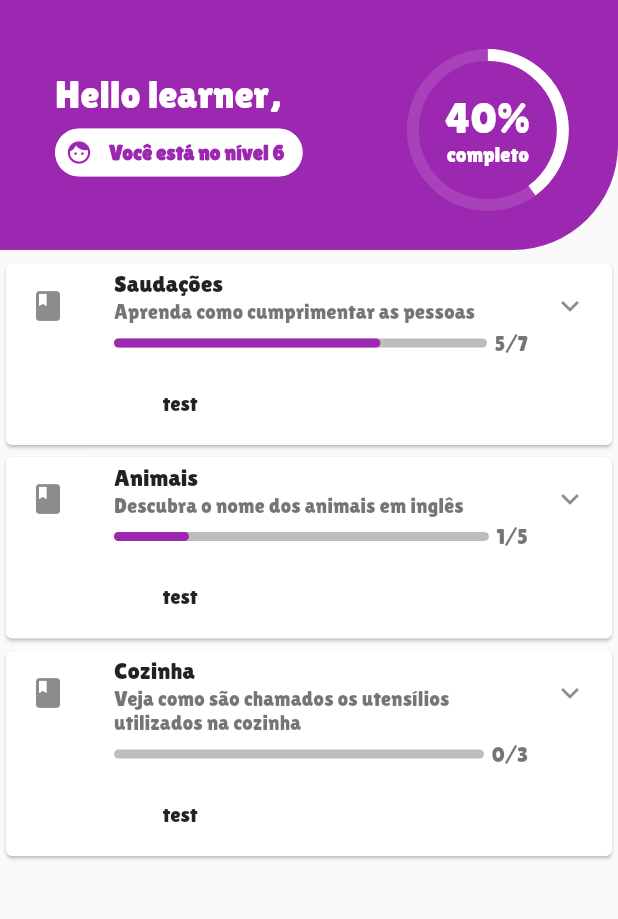
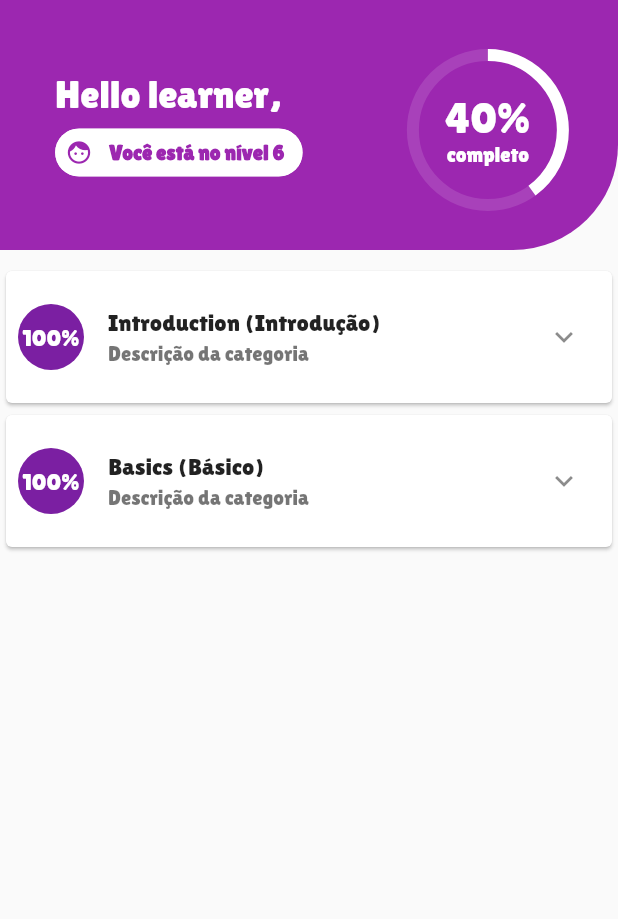
Before and after one commit to igorvidottof/izi_english_now, a Flutter app: the screen it shows after launch, on a phone screen of 412 x 824 dp, the part 59-978 px from its top. Run offline on Flutter 3.47's test engine with Material 2 defaults, Android fonts, the phone set to English and light mode, and no system bars; our stand-ins replace flutter_mobx, get_it, mobx, sqflite; accounts and stored records are empty; generated files the repository leaves out were written again.

Commit message:
add deck screen

```diff
--- a/lib/data/decks_data.dart
+++ b/lib/data/decks_data.dart
@@ -1,7 +1,9 @@
 import 'package:izi_english_now/data/questions.dart';
 import 'package:izi_english_now/models/deck.dart';
+import 'package:izi_english_now/models/deck_category.dart';
 
-final List<Deck> decks = [
+class DecksData {
+  static final List<Deck> introduction = [
     Deck(
       id: 0,
       title: 'Saudações',
@@ -27,3 +29,9 @@ final List<Deck> decks = [
       questions: Questions.kitchen,
     ),
   ];
+
+  static final List<DeckCategory> deckCategories = [
+    DeckCategory(0, 'Introduction (Introdução)', introduction),
+    DeckCategory(1, 'Basics (Básico)', introduction),
+  ];
+}
--- a/lib/main.dart
+++ b/lib/main.dart
@@ -1,6 +1,7 @@
 import 'package:flutter/material.dart';
 import 'package:get_it/get_it.dart';
 import 'package:izi_english_now/models/decks_mobx.dart';
+import 'package:izi_english_now/screens/deck_screen.dart';
 import 'package:izi_english_now/screens/decks_screen.dart';
 
 void main() {
@@ -24,6 +25,7 @@ class MyApp extends StatelessWidget {
       home: DecksScreen(),
       routes: {
         DecksScreen.routeName: (ctx) => DecksScreen(),
+        DeckScreen.routeName: (ctx) => DeckScreen(),
       },
     );
   }
--- /dev/null
+++ b/lib/models/deck_category.dart
@@ -0,0 +1,9 @@
+import 'package:izi_english_now/models/deck.dart';
+
+class DeckCategory {
+  final int id;
+  final String title;
+  final List<Deck> decks;
+
+  DeckCategory(this.id, this.title, this.decks);
+}
--- a/lib/screens/decks_screen.dart
+++ b/lib/screens/decks_screen.dart
@@ -2,7 +2,9 @@ import 'package:flutter/material.dart';
 import 'package:flutter_mobx/flutter_mobx.dart';
 import 'package:get_it/get_it.dart';
 import 'package:izi_english_now/models/deck.dart';
+import 'package:izi_english_now/models/deck_category.dart';
 import 'package:izi_english_now/models/decks_mobx.dart';
+import 'package:izi_english_now/screens/deck_screen.dart';
 import 'package:izi_english_now/widgets/app_drawer.dart';
 
 class DecksScreen extends StatelessWidget {
@@ -114,15 +116,17 @@ class DecksScreen extends StatelessWidget {
                 ),
               ),
               SizedBox(
-                height: 5,
+                height: 10,
               ),
               ListView.builder(
                 shrinkWrap: true,
                 physics: NeverScrollableScrollPhysics(),
-                itemCount: decksMobx.items.length,
+                itemCount: decksMobx.deckCategories.length,
                 itemBuilder: (ctx, i) {
-                  return LessonCategoryItem(
-                    deck: decksMobx.items[i],
+                  final deckCategory = decksMobx.deckCategories[i];
+                  return DeckCategoryItem(
+                    deckCategory: deckCategory,
+                    key: ValueKey(deckCategory.id),
                   );
                 },
               ),
@@ -134,22 +138,97 @@ class DecksScreen extends StatelessWidget {
   }
 }
 
-// LessonCategoriesScreen Widgets
-class LessonCategoryItem extends StatelessWidget {
-  final Deck deck;
+class DeckCategoryItem extends StatefulWidget {
+  final DeckCategory deckCategory;
 
-  const LessonCategoryItem({Key key, this.deck}) : super(key: key);
+  const DeckCategoryItem({
+    Key key,
+    @required this.deckCategory,
+  }) : super(key: key);
+
+  @override
+  _DeckCategoryItemState createState() => _DeckCategoryItemState();
+}
+
+class _DeckCategoryItemState extends State<DeckCategoryItem> {
+  var _isExpanded = false;
 
   @override
   Widget build(BuildContext context) {
-    final deckMobx = GetIt.I.get<DecksMobx>();
+    return Card(
+      child: Padding(
+        padding: const EdgeInsets.all(8.0),
+        child: Column(
+          children: [
+            ListTile(
+              onTap: () {
+                setState(() {
+                  _isExpanded = !_isExpanded;
+                });
+              },
+              contentPadding: EdgeInsets.zero,
+              leading: CircleAvatar(
+                radius: 22,
+                child: Padding(
+                  padding: const EdgeInsets.all(3),
+                  child: FittedBox(
+                    fit: BoxFit.scaleDown,
+                    child: Text('100%'),
+                  ),
+                ),
+              ),
+              title: Text(widget.deckCategory.title),
+              subtitle: Text('Descrição da categoria'),
+              trailing: IconButton(
+                icon: _isExpanded
+                    ? Icon(Icons.expand_less)
+                    : Icon(Icons.expand_more),
+                onPressed: () {
+                  setState(() {
+                    _isExpanded = !_isExpanded;
+                  });
+                },
+              ),
+            ),
+            if (_isExpanded)
+              ListView.builder(
+                shrinkWrap: true,
+                physics: NeverScrollableScrollPhysics(),
+                itemCount: widget.deckCategory.decks.length,
+                itemBuilder: (ctx, i) {
+                  return Column(
+                    children: [
+                      DeckItem(
+                        deck: widget.deckCategory.decks[i],
+                      ),
+                      SizedBox(height: 4),
+                    ],
+                  );
+                },
+              ),
+          ],
+        ),
+      ),
+    );
+  }
+}
 
+class DeckItem extends StatelessWidget {
+  final Deck deck;
+
+  const DeckItem({Key key, this.deck}) : super(key: key);
+
+  @override
+  Widget build(BuildContext context) {
     return Card(
       child: ListTile(
-        onTap: () => print(deck.title),
+        onTap: () => Navigator.of(context).pushNamed(
+          DeckScreen.routeName,
+          arguments: deck.id,
+        ),
         leading: Icon(Icons.book),
         title: Text(deck.title),
-        trailing: Icon(Icons.expand_more),
+        trailing: Icon(Icons.keyboard_arrow_right),
         isThreeLine: true,
         subtitle: Column(
           crossAxisAlignment: CrossAxisAlignment.start,
@@ -169,7 +248,7 @@ class LessonCategoryItem extends StatelessWidget {
                       color: Colors.grey.shade400,
                       borderRadius: BorderRadius.circular(10),
                     ),
-                    // LESSON CATEGORY PROGRESS
+                    // DECK CATEGORY PROGRESS
                     child: Observer(
                       builder: (_) {
                         return FractionallySizedBox(
@@ -198,10 +277,6 @@ class LessonCategoryItem extends StatelessWidget {
               ],
             ),
             SizedBox(height: 8),
-            FlatButton(
-              onPressed: () => deckMobx.completeLesson(deck.id),
-              child: Text('test'),
-            ),
           ],
         ),
       ),
```
Also changed, not shown: lib/models/decks_mobx.dart (+15 -7 lines), lib/screens/deck_screen.dart (added, +24 -0 lines). Lines whose indentation alone changed are shown as unchanged.
